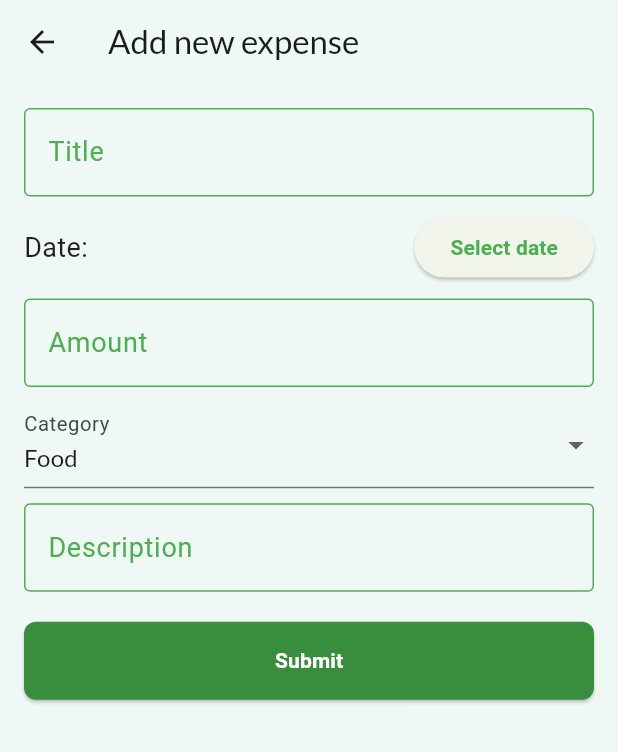
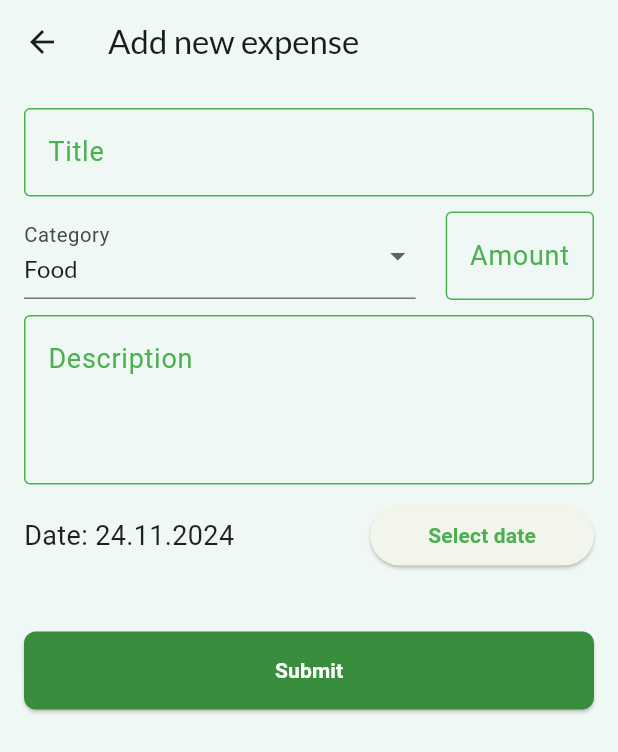
Before and after one commit to klouzhenk/finance_tracker, a Flutter app: the AddExpensePage screen opened directly, on a phone screen of 412 x 824 dp. Shown: the top 752 px of the screen. Run offline on Flutter 3.47's test engine with Material 3 defaults, Android fonts, the phone set to English and light mode, and no system bars; our stand-ins replace fl_chart, flutter_riverpod, google_fonts, sqflite; accounts and stored records are empty.

Commit message:
Restyle page in which we add new expense

```diff
--- a/lib/components/form_text_field.dart
+++ b/lib/components/form_text_field.dart
@@ -5,12 +5,18 @@ class CustomTextField extends StatelessWidget {
   final TextEditingController controller;
   final String labelText;
   final bool obscureText;
+  final TextInputType keyboardType;
+  final int minLines;
+  final int maxLines;
 
   const CustomTextField({
     super.key,
     required this.controller,
     required this.labelText,
     this.obscureText = false,
+    this.keyboardType = TextInputType.text,
+    this.minLines = 1,
+    this.maxLines = 1,
   });
 
   @override
@@ -18,7 +24,11 @@ class CustomTextField extends StatelessWidget {
     return TextField(
       controller: controller,
       obscureText: obscureText,
+      keyboardType: keyboardType,
+      maxLines: maxLines,
+      minLines: minLines,
       decoration: InputDecoration(
+        alignLabelWithHint: true,
         labelText: labelText,
         labelStyle: const TextStyle(
           color: AppColors.primaryColor,
--- a/lib/pages/add_expense.dart
+++ b/lib/pages/add_expense.dart
@@ -1,5 +1,6 @@
 import 'package:finance_tracker/components/form_btn.dart';
 import 'package:finance_tracker/components/form_text_field.dart';
+import 'package:finance_tracker/helper/date.dart';
 import 'package:finance_tracker/helper/snack_bar.dart';
 import 'package:finance_tracker/models/expense.dart';
 import 'package:finance_tracker/providers/expenses_provider.dart';
@@ -106,18 +107,8 @@ class _AddExpensePageState extends ConsumerState<AddExpensePage> {
               Row(
                 mainAxisAlignment: MainAxisAlignment.spaceBetween,
                 children: [
-                  Text("Date: ${_selectedDate.toLocal()}".split(' ')[0]),
-                  ElevatedButton(
-                    onPressed: () => _selectDate(context),
-                    child: const Text("Select date"),
-                  ),
-                ],
-              ),
-              const SizedBox(height: 10),
-              CustomTextField(
-                  controller: _amountController, labelText: "Amount"),
-              const SizedBox(height: 10),
-              DropdownButtonFormField(
+                  Expanded(
+                    child: DropdownButtonFormField(
                       value: _selectedCategory,
                       items: categories
                           .map((category) => DropdownMenuItem(
@@ -132,10 +123,47 @@ class _AddExpensePageState extends ConsumerState<AddExpensePage> {
                       },
                       decoration: const InputDecoration(labelText: "Category"),
                     ),
+                  ),
+                  const SizedBox(
+                    width: 20,
+                  ),
+                  SizedBox(
+                    width: MediaQuery.of(context).size.width * 0.24,
+                    child: CustomTextField(
+                      controller: _amountController,
+                      labelText: "Amount",
+                      keyboardType: TextInputType.number,
+                    ),
+                  ),
+                ],
+              ),
               const SizedBox(height: 10),
               CustomTextField(
-                  controller: _descriptionController, labelText: "Description"),
-              const SizedBox(height: 20),
+                controller: _descriptionController,
+                labelText: "Description",
+                minLines: 3,
+                maxLines: 5,
+              ),
+              const SizedBox(height: 10),
+              Row(
+                mainAxisAlignment: MainAxisAlignment.spaceBetween,
+                children: [
+                  SizedBox(
+                    width: MediaQuery.of(context).size.width * 0.56,
+                    child: Text(
+                      "Date: ${DateHelper.dateToText(_selectedDate)}",
+                      overflow: TextOverflow.ellipsis,
+                    ),
+                  ),
+                  Expanded(
+                    child: ElevatedButton(
+                      onPressed: () => _selectDate(context),
+                      child: const Text("Select date"),
+                    ),
+                  ),
+                ],
+              ),
+              const SizedBox(height: 40),
               Center(
                 child:
                     FormButtonSubmit(text: "Submit", onPressed: _saveExpense),
--- a/lib/pages/registration.dart
+++ b/lib/pages/registration.dart
@@ -3,7 +3,7 @@ import 'package:finance_tracker/components/form_text_field.dart';
 import 'package:finance_tracker/helper/sign_up_validator.dart';
 import 'package:finance_tracker/helper/snack_bar.dart';
 import 'package:finance_tracker/database/helper.dart';
-import 'package:finance_tracker/pages/home.dart';
+import 'package:finance_tracker/pages/expenses.dart';
 import 'package:finance_tracker/pages/login.dart';
 import 'package:flutter/material.dart';
 
@@ -61,7 +61,7 @@ class RegistrationPageState extends State<RegistrationPage> {
       if (mounted) {
         Navigator.pushReplacement(
           context,
-          MaterialPageRoute(builder: (context) => const HomePage()),
+          MaterialPageRoute(builder: (context) => const ExpensePage()),
         );
       }
     } catch (e) {
```
Also changed, not shown: lib/pages/home.dart (deleted, +0 -36 lines). Lines whose indentation alone changed are shown as unchanged.
